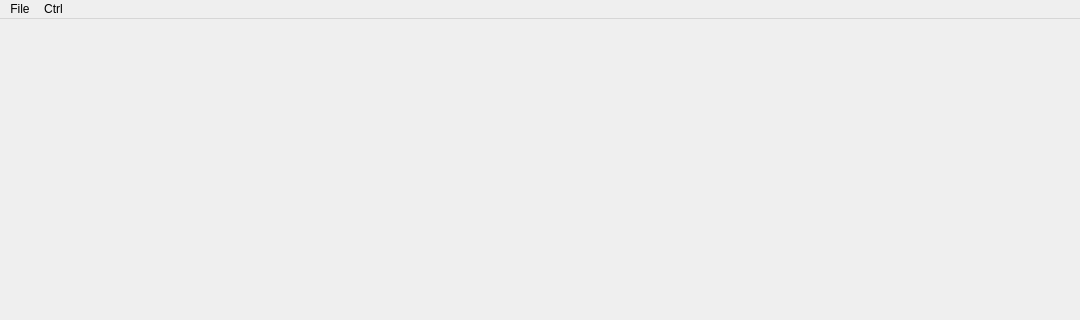
This is qcoolplayer.ui in flyiscool/QCOOLPLAYER as Qt 5 draws it before an edit; both pictures show x 0 to 1080 and y 0 to 320 of the 1080 by 720 pixel window. The edited form follows.
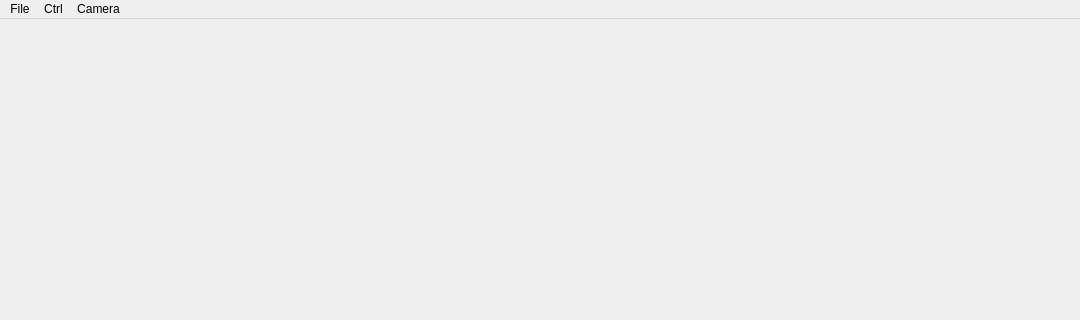
This is the edited form.

Diff of the .ui file:
```diff
--- a/qcoolplayer.ui
+++ b/qcoolplayer.ui
@@ -29,7 +29,7 @@
      <x>0</x>
      <y>0</y>
      <width>1080</width>
-     <height>23</height>
+     <height>22</height>
     </rect>
    </property>
    <widget class="QMenu" name="menuFile">
@@ -53,8 +53,16 @@
     <addaction name="separator"/>
     <addaction name="actionFullScreen_F11"/>
    </widget>
+   <widget class="QMenu" name="menuCamera">
+    <property name="title">
+     <string>Camera</string>
+    </property>
+    <addaction name="actiontake_picture"/>
+    <addaction name="actionrecord_video"/>
+   </widget>
    <addaction name="menuFile"/>
    <addaction name="menuStatus"/>
+   <addaction name="menuCamera"/>
   </widget>
   <widget class="QStatusBar" name="statusBar"/>
   <action name="actionOpenFile_H264">
```
Left out of the diff: 13 changed lines with no effect on the pictures.
